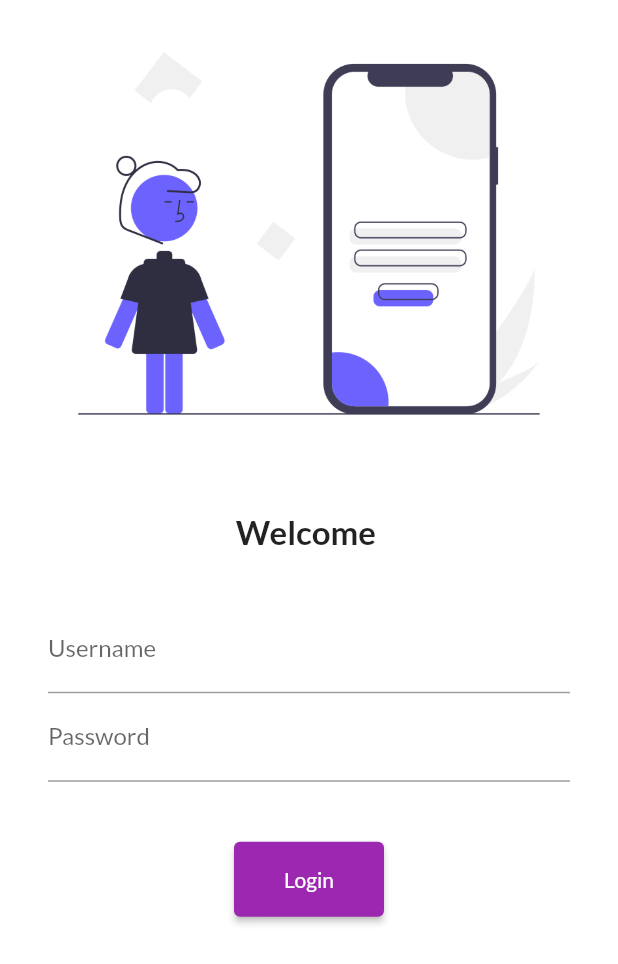
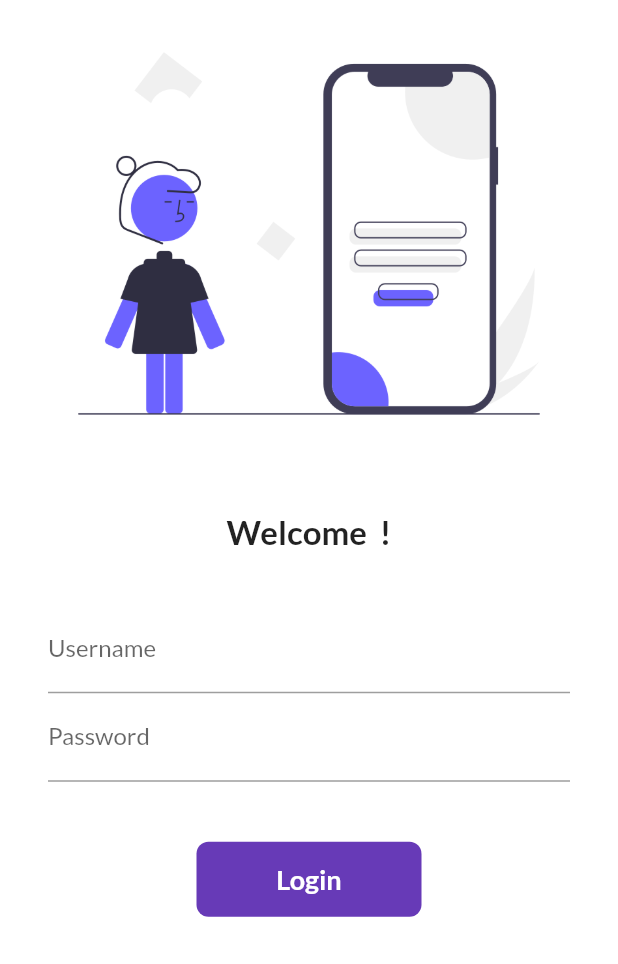
Before and after one commit to PranavSingh21/Shopping-App, a Flutter app: the screen it shows after launch, on a phone screen of 412 x 824 dp. Shown: the top 964 px of the screen. Run offline on Flutter 3.47's test engine with Material 2 defaults, Android fonts, the phone set to English and light mode, and no system bars; our stand-ins replace google_fonts.

Commit message:
day 6 completed

```diff
--- a/lib/pages/login_page.dart
+++ b/lib/pages/login_page.dart
@@ -1,8 +1,16 @@
 import 'package:flutter/material.dart';
 import 'package:flutter_application_1/utils/routes.dart';
 
-class LoginPage extends StatelessWidget {
+class LoginPage extends StatefulWidget {
   const LoginPage({Key? key}) : super(key: key);
+
+  @override
+  State<LoginPage> createState() => _LoginPageState();
+}
+
+class _LoginPageState extends State<LoginPage> {
+  String name = "";
+  bool changeButton = false;
 
   @override
   Widget build(BuildContext context) {
@@ -18,8 +26,8 @@ class LoginPage extends StatelessWidget {
               const SizedBox(
                 height: 30.0,
               ),
-              const Text(
-                "Welcome ",
+              Text(
+                "Welcome $name !",
                 style: TextStyle(fontSize: 22, fontWeight: FontWeight.bold),
               ),
               const SizedBox(
@@ -35,6 +43,10 @@ class LoginPage extends StatelessWidget {
                         hintText: "Enter Username",
                         label: Text("Username"),
                       ),
+                      onChanged: (value) {
+                        name = value;
+                        setState(() {});
+                      },
                     ),
                     TextFormField(
                       obscureText: true,
@@ -46,16 +58,45 @@ class LoginPage extends StatelessWidget {
                     const SizedBox(
                       height: 40.0,
                     ),
-                    ElevatedButton(
-                      onPressed: () {
-                      Navigator.pushNamed(context, MyRoutes.homeRoute);
 
+                    InkWell(
+                      onTap: () async {
+                        setState(() {
+                             changeButton = true;
+                        });
 
+await Future.delayed(const Duration(seconds: 2));
+
+                       Navigator.pushNamed(context, MyRoutes.homeRoute);
                       },
+                      child: AnimatedContainer(
+                        duration: Duration(seconds: 2),
+                        width: changeButton?50: 150,
+                        height: 50,
+                        alignment: Alignment.center,
+                        child: changeButton? Icon(Icons.done, color:Colors.white) :
 
-                      child: const Text("Login"),
-                      style: TextButton.styleFrom(minimumSize: Size(100,50)),
-                    )
+                        const Text("Login",
+                            style: TextStyle(
+                                color: Colors.white,
+                                fontWeight: FontWeight.bold,
+                                fontSize: 18)),
+                        decoration: BoxDecoration(
+                          // shape: changeButton? BoxShape.circle:BoxShape.rectangle,
+                            color: Colors.deepPurple,
+                            borderRadius: BorderRadius.circular(changeButton?50:8),
+                            ),
+                      ),
+                    ),
+
+                    // ElevatedButton(
+                    //   onPressed: () {
+                    //     Navigator.pushNamed(context, MyRoutes.homeRoute);
+                    //   },
+                    //   child: const Text("Login"),
+                    //   style: TextButton.styleFrom(
+                    //       minimumSize: const Size(100, 50)),
+                    // )
                   ],
                 ),
               )
```
